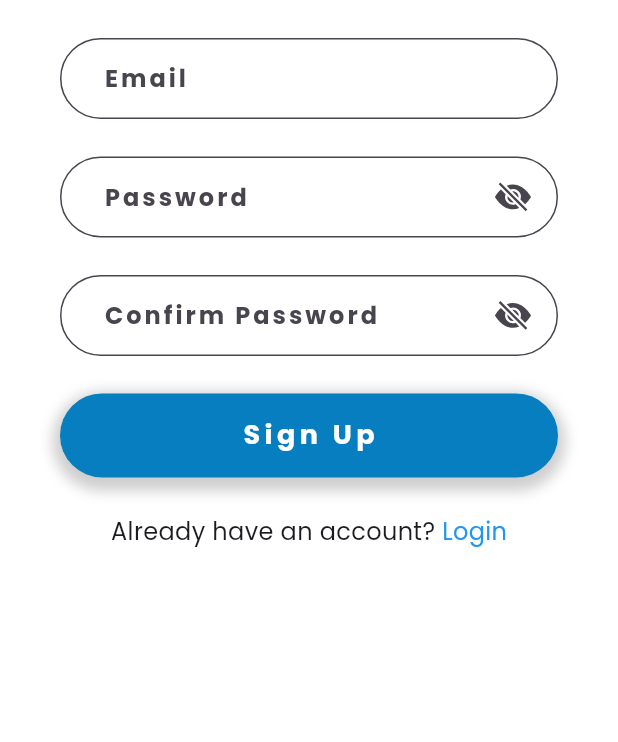
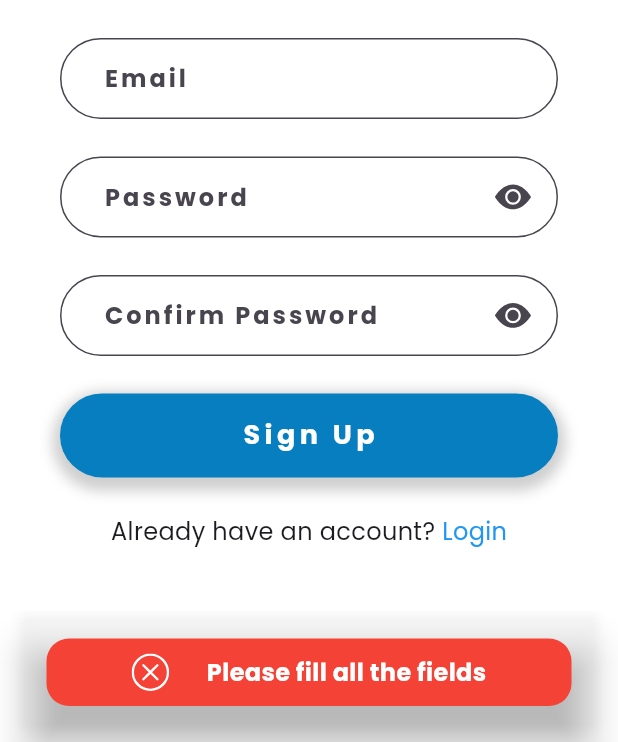
Before and after one commit to banulaperera/Intellectia-Mobile-App-SDGP, a Flutter app: the SignupPage screen opened directly, after a tap on "Sign Up", on a phone screen of 412 x 824 dp, the part 494-1236 px from its top. Run offline on Flutter 3.47's test engine with Material 3 defaults, Android fonts, the phone set to English and light mode, and no system bars; our stand-ins replace bootstrap_icons, fl_chart, flutter_slidable, flutter_svg, get, jwt_decoder and 1 more; accounts and stored records are empty; network calls fail.

Commit message:
final commit of the connection

```diff
--- a/client/lib/screens/notification_page/notification_page.dart
+++ b/client/lib/screens/notification_page/notification_page.dart
@@ -26,6 +26,7 @@ class _NotificationScreenState extends State<NotificationScreen> {
     return SafeArea(
       child: Scaffold(
         appBar: AppBar(
+          automaticallyImplyLeading: false,
           title: const Text(
             'Notification',
             style: TextStyle(
@@ -38,7 +39,7 @@ class _NotificationScreenState extends State<NotificationScreen> {
           backgroundColor: Colors.white,
         ),
         body: Padding(
-          padding: const EdgeInsets.all(20.0),
+          padding: const EdgeInsets.symmetric(horizontal: 20),
           child: SingleChildScrollView(
             child: Column(
               crossAxisAlignment: CrossAxisAlignment.start,
--- a/client/lib/screens/signup_page.dart
+++ b/client/lib/screens/signup_page.dart
@@ -16,9 +16,9 @@ class SignupPage extends StatefulWidget {
 }
 
 class _SignupPageState extends State<SignupPage> {
-  final emailController = TextEditingController();
-  final passwordController = TextEditingController();
-  final confirmPasswordController = TextEditingController();
+  final _emailController = TextEditingController();
+  final _passwordController = TextEditingController();
+  final _confirmPasswordController = TextEditingController();
   var _isObscured = true;
 
   @override
@@ -29,9 +29,9 @@ class _SignupPageState extends State<SignupPage> {
 
   @override
   void dispose() {
-    emailController.dispose();
-    passwordController.dispose();
-    confirmPasswordController.dispose();
+    _emailController.dispose();
+    _passwordController.dispose();
+    _confirmPasswordController.dispose();
     super.dispose();
   }
 
@@ -61,11 +61,11 @@ class _SignupPageState extends State<SignupPage> {
                   LoginSignUpTextField(
                     hintText: 'Email',
                     keyboardType: TextInputType.emailAddress,
-                    controller: emailController,
+                    controller: _emailController,
                   ),
                   const SizedBox(height: 25),
                   TextField(
-                    controller: passwordController,
+                    controller: _passwordController,
                     keyboardType: TextInputType.visiblePassword,
                     obscureText: _isObscured,
                     obscuringCharacter: '*',
@@ -77,8 +77,8 @@ class _SignupPageState extends State<SignupPage> {
                       suffixIcon: IconButton(
                         padding: const EdgeInsets.only(right: 12),
                         icon: _isObscured
-                            ? const Icon(BootstrapIcons.eye_slash_fill)
-                            : const Icon(BootstrapIcons.eye_fill),
+                            ? const Icon(BootstrapIcons.eye_fill)
+                            : const Icon(BootstrapIcons.eye_slash_fill),
                         onPressed: () {
                           setState(() {
                             _isObscured = !_isObscured;
@@ -109,7 +109,7 @@ class _SignupPageState extends State<SignupPage> {
                   ),
                   const SizedBox(height: 25),
                   TextField(
-                    controller: confirmPasswordController,
+                    controller: _confirmPasswordController,
                     keyboardType: TextInputType.visiblePassword,
                     obscureText: _isObscured,
                     obscuringCharacter: '*',
@@ -121,8 +121,8 @@ class _SignupPageState extends State<SignupPage> {
                       suffixIcon: IconButton(
                         padding: const EdgeInsets.only(right: 12),
                         icon: _isObscured
-                            ? const Icon(BootstrapIcons.eye_slash_fill)
-                            : const Icon(BootstrapIcons.eye_fill),
+                            ? const Icon(BootstrapIcons.eye_fill)
+                            : const Icon(BootstrapIcons.eye_slash_fill),
                         onPressed: () {
                           setState(() {
                             _isObscured = !_isObscured;
@@ -155,19 +155,27 @@ class _SignupPageState extends State<SignupPage> {
                   LoginScreenButton(
                     label: 'Sign Up',
                     onPressed: () async {
-                      if (passwordController.text ==
-                          confirmPasswordController.text) {
-                        bool pass = await UserRepository()
-                            .register(emailController.text, passwordController.text);
+                      if(_passwordController.text.isNotEmpty && _emailController.text.isNotEmpty && _confirmPasswordController.text.isNotEmpty){
+                        if (_passwordController.text ==
+                            _confirmPasswordController.text) {
+                          bool pass = await UserRepository().register(
+                              _emailController.text, _passwordController.text);
                           if (pass) {
                             Navigator.push(
                               context,
                               MaterialPageRoute(
-                                builder: (_) => const LoginPage()),
+                                builder: (context) => LoginPage(
+                                  signUpEmail: _emailController.text,
+                                ),
+                              ),
                             );
                           }
-                      }else{
+                        } else {
                           showError('Passwords do not match');
+                        }
+                      }
+                      else{
+                        showError('Please fill all the fields');
                       }
                     },
                   ),
--- a/client/lib/screens/user_profile/user_profile_main_screen.dart
+++ b/client/lib/screens/user_profile/user_profile_main_screen.dart
@@ -18,6 +18,7 @@ class _UserProfileState extends State<UserProfile> {
   Widget build(BuildContext context) {
     return Scaffold(
       appBar: AppBar(
+        automaticallyImplyLeading: false,
         foregroundColor: Colors.black,
         centerTitle: true,
         backgroundColor: kBackgroundColor,
--- a/client/lib/util/db_util.dart
+++ b/client/lib/util/db_util.dart
@@ -1 +1 @@
-final String baseUrl = "http://192.168.1.14:3000/api/v1";
+const String baseUrl = "http://192.168.1.14:3000/api/v1";
--- a/client/lib/util/show_Alert.dart
+++ b/client/lib/util/show_Alert.dart
@@ -1,27 +1,83 @@
+import 'package:bootstrap_icons/bootstrap_icons.dart';
 import 'package:client/main.dart';
 import 'package:flutter/material.dart';
 
 
   showError(message){
   final snackBar = SnackBar(
-    content: Text(message,style:TextStyle(color:Colors.white,fontSize:18),textAlign: TextAlign.center,),
-    backgroundColor: Colors.red,
     elevation: 10,
+    content: Container(
+      // padding: EdgeInsets.all(12),
+      height: 45,
+      decoration: const BoxDecoration(
+        color: Colors.red,
+        borderRadius: BorderRadius.all(Radius.circular(15)),
+      ),
+      child: Row(
+        crossAxisAlignment: CrossAxisAlignment.center,
+        mainAxisAlignment: MainAxisAlignment.center,
+        children: [
+          const Icon(
+            weight: 150,
+            BootstrapIcons.x_circle,
+            color: Colors.white,
+            size: 25,
+          ),
+          const SizedBox(width: 25),
+          Text(
+            message,
+            style: const TextStyle(
+                color: Colors.white,
+                fontSize: 16,
+                fontWeight: FontWeight.w700
+            ),
+          ),
+        ],
+      ),
+    ),
+    duration: const Duration(seconds: 1),
     behavior: SnackBarBehavior.floating,
-    margin: EdgeInsets.symmetric(vertical:10,horizontal:80),
-    duration:Duration(seconds:1),
+    backgroundColor: Colors.transparent,
+    elevation: 0,
   );
   ScaffoldMessenger.of(navigatorKey.currentContext!).showSnackBar(snackBar);
 }
 
 showSuccess(message){
   final snackBar = SnackBar(
-    content: Text(message,style:TextStyle(color:Colors.black,fontSize:18),textAlign: TextAlign.center,),
-    backgroundColor: Colors.green,
-    elevation: 10,
+    content: Container(
+      // padding: EdgeInsets.all(12),
+      height: 45,
+      decoration: const BoxDecoration(
+        color: Colors.green,
+        borderRadius: BorderRadius.all(Radius.circular(15)),
+      ),
+      child: Row(
+        crossAxisAlignment: CrossAxisAlignment.center,
+        mainAxisAlignment: MainAxisAlignment.center,
+        children: [
+          const Icon(
+            weight: 150,
+            BootstrapIcons.check2_circle,
+            color: Colors.white,
+            size: 25,
+          ),
+          const SizedBox(width: 25),
+          Text(
+            message,
+            style: const TextStyle(
+                color: Colors.white,
+                fontSize: 16,
+                fontWeight: FontWeight.w700
+            ),
+          ),
+        ],
+      ),
+    ),
+    duration: const Duration(seconds: 1),
     behavior: SnackBarBehavior.floating,
-    margin: EdgeInsets.symmetric(vertical:10,horizontal:80),
-    duration:Duration(milliseconds:300),
+    backgroundColor: Colors.transparent,
+    elevation: 0,
   );
   ScaffoldMessenger.of(navigatorKey.currentContext!).showSnackBar(snackBar);
 }
```
Also changed, not shown: client/lib/screens/login_page.dart (+16 -14 lines), client/lib/screens/setting_screen/account_setting.dart (+5 -5 lines), client/lib/screens/setting_screen/setting_screen_components/input_textfield_widget.dart (+4 -4 lines). Lines whose indentation alone changed are shown as unchanged.
